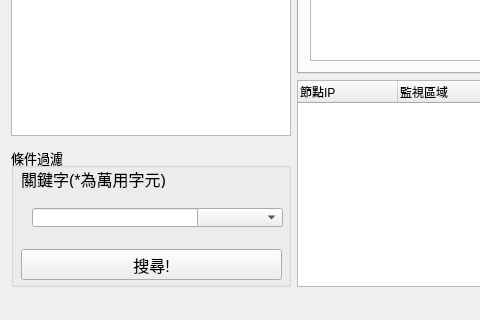
Before: the Qt Designer form ui/mainwindow.ui in GGORZ10227216/WIFI_tracker_MTK, drawn with Qt 5; both pictures show x 0 to 480 and y 284 to 604 of the 830 by 604 pixel window.
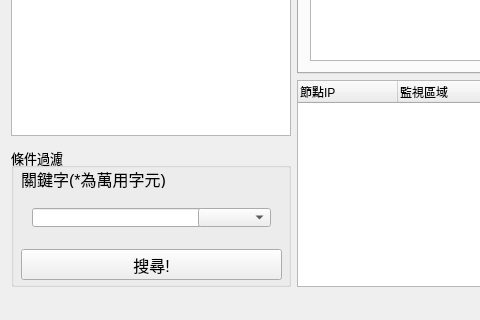
After: the same form once the commit is applied.

Commit message: 調整UI

```diff
--- a/ui/mainwindow.ui
+++ b/ui/mainwindow.ui
@@ -94,7 +94,7 @@
             <rect>
              <x>10</x>
              <y>50</y>
-             <width>273</width>
+             <width>261</width>
              <height>41</height>
             </rect>
            </property>
@@ -103,7 +103,7 @@
              <widget class="QLineEdit" name="lineEdit">
               <property name="minimumSize">
                <size>
-                <width>183</width>
+                <width>175</width>
                 <height>10</height>
                </size>
               </property>
@@ -130,6 +130,12 @@
             </item>
             <item>
              <widget class="QComboBox" name="comboBox">
+              <property name="maximumSize">
+               <size>
+                <width>73</width>
+                <height>16777215</height>
+               </size>
+              </property>
               <property name="font">
                <font>
                 <pointsize>11</pointsize>
```
